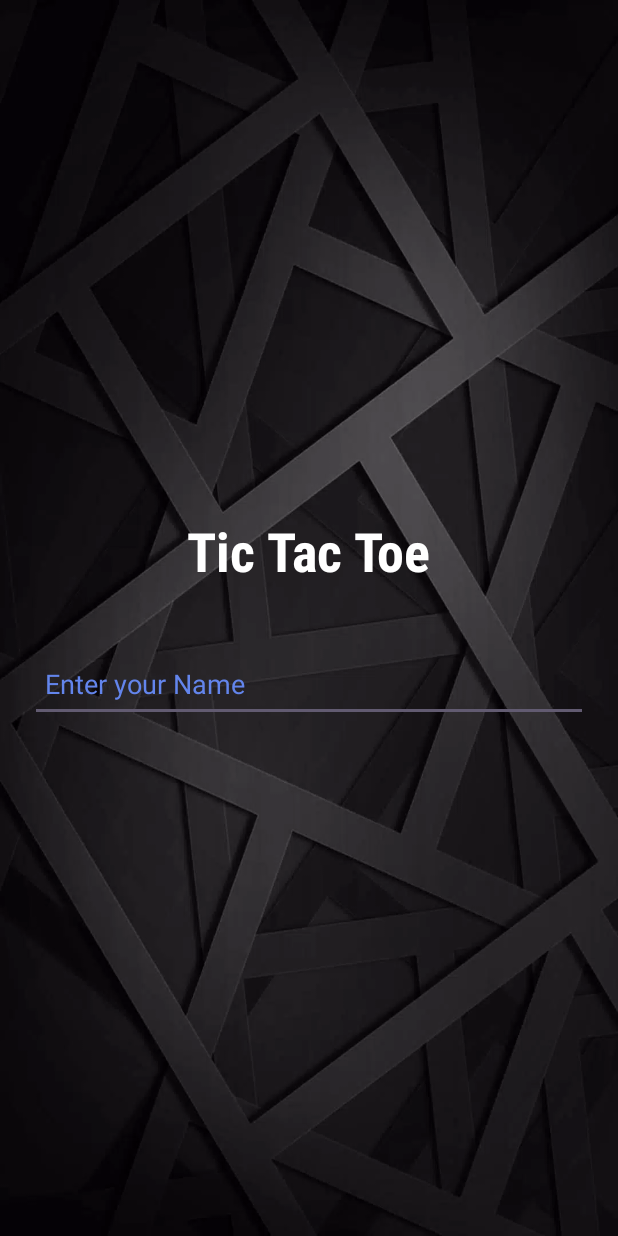
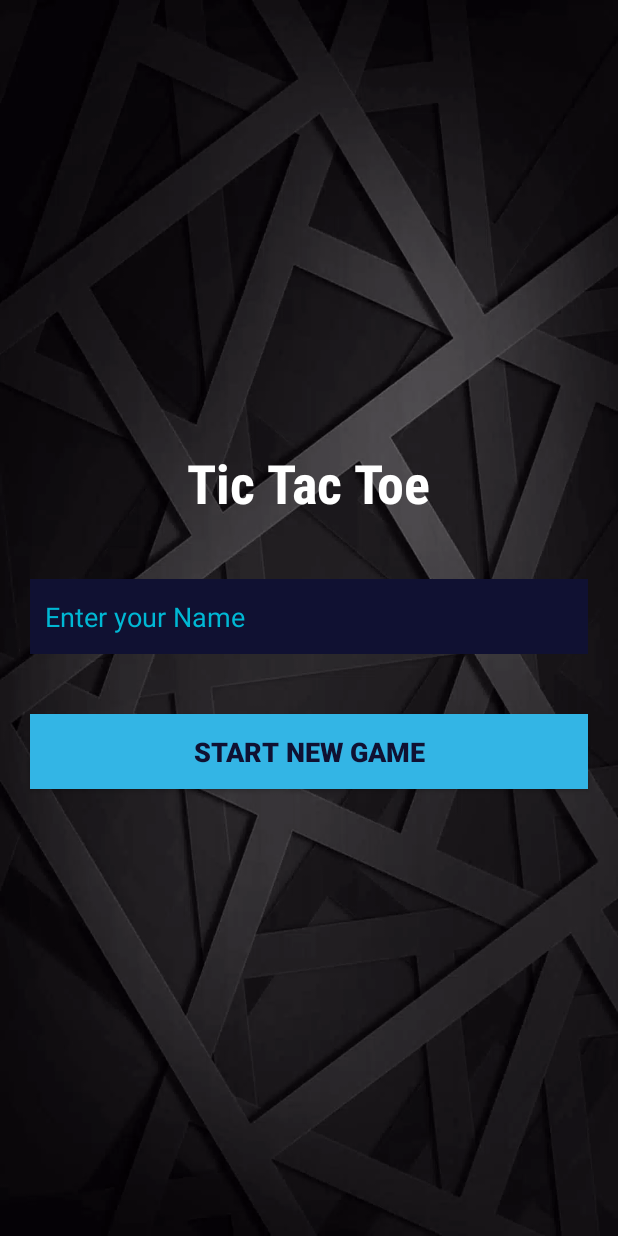
Before and after one commit to kaninoc/AndroidFirebase, an Android app: the screen it shows after launch (PlayerName), on a phone screen of 412 x 824 dp. Run offline under Robolectric (Android 15) with nearby library versions, the phone set to English and light mode, and no system bars.

Commit message:
PlayerName colors

```diff
--- /dev/null
+++ b/app/src/main/res/drawable/round_back_blue_100.xml
@@ -0,0 +1,7 @@
+<?xml version="1.0" encoding="utf-8"?>
+<shape xmlns:android="http://schemas.android.com/apk/res/android"
+    android:shape="rectangle">
+
+    <solid android:color="@android:color/holo_blue_light"/>
+
+</shape>
--- a/app/src/main/res/layout/activity_player_name.xml
+++ b/app/src/main/res/layout/activity_player_name.xml
@@ -19,16 +19,29 @@
         android:text="Tic Tac Toe"/>
 
     <EditText
-        android:id="@+id/payer"
+        android:id="@+id/payerName"
         android:layout_marginTop="40dp"
         android:layout_width="match_parent"
         android:layout_height="50dp"
         android:layout_marginStart="20dp"
         android:layout_marginEnd="20dp"
+        android:background="@color/dark_blue"
         android:hint="Enter your Name"
         android:paddingStart="10dp"
         android:textColor="#FFFFFF"
-        android:textColorHint="#6385EC"
+        android:textColorHint="#00B8D4"
         android:paddingEnd="10dp"/>
 
+    <androidx.appcompat.widget.AppCompatButton
+        android:id="@+id/startgamebtn"
+        android:layout_width="match_parent"
+        android:layout_height="50dp"
+        android:layout_marginStart="20dp"
+        android:layout_marginEnd="20dp"
+        android:background="@drawable/round_back_blue_100"
+        android:text="Start New Game"
+        android:textColor="@color/dark_blue"
+        android:textSize="18sp"
+        android:textStyle="bold"
+        android:layout_marginTop="40dp"/>
 </LinearLayout>
--- a/app/src/main/res/values/colors.xml
+++ b/app/src/main/res/values/colors.xml
@@ -2,4 +2,7 @@
 <resources>
     <color name="black">#FF000000</color>
     <color name="white">#FFFFFFFF</color>
+
+    <color name="dark_blue">#101132</color>
+    <color name="purple">#6648C3</color>
 </resources>
```
